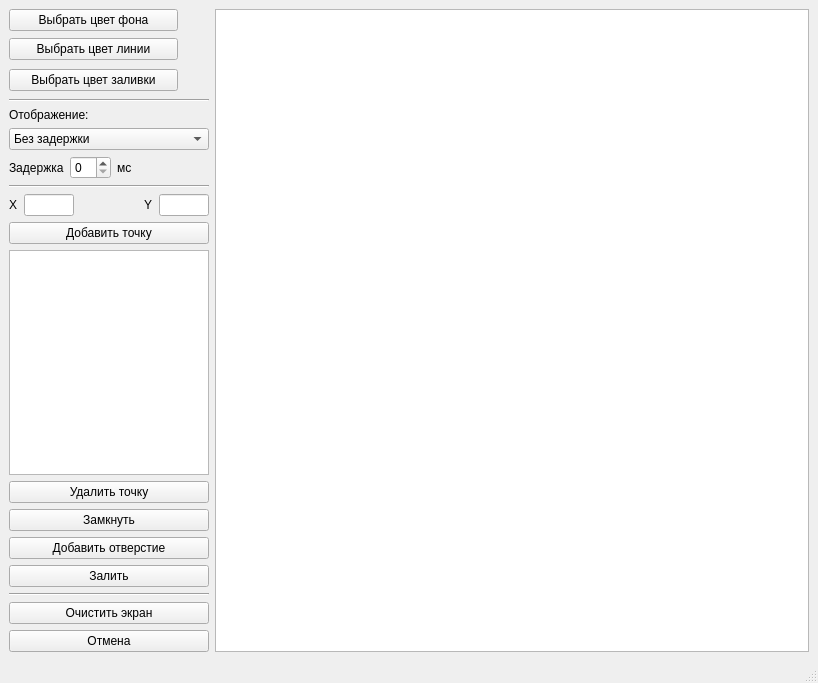
First picture: the form in lab_05/mainwindow.ui, repository AskaryanKarine/BMSTU-CG, before the edit.
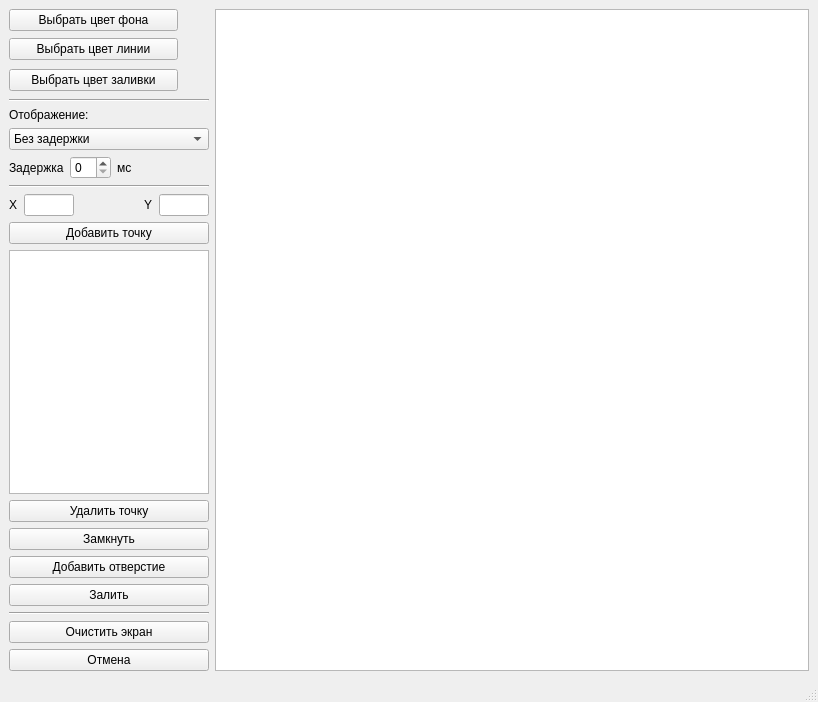
Second picture: the form after the edit.

Commit message: add some interface func

Diff of the .ui file:
```diff
--- a/lab_05/mainwindow.ui
+++ b/lab_05/mainwindow.ui
@@ -7,7 +7,7 @@
     <x>0</x>
     <y>0</y>
     <width>818</width>
-    <height>683</height>
+    <height>702</height>
    </rect>
   </property>
   <property name="windowTitle">
@@ -278,6 +278,12 @@
           <height>16777215</height>
          </size>
         </property>
+        <attribute name="horizontalHeaderMinimumSectionSize">
+         <number>50</number>
+        </attribute>
+        <attribute name="horizontalHeaderDefaultSectionSize">
+         <number>80</number>
+        </attribute>
        </widget>
       </item>
       <item>
```
Left out of the diff: 4 changed lines with no effect on the pictures. The commit also changes 2 other files.
